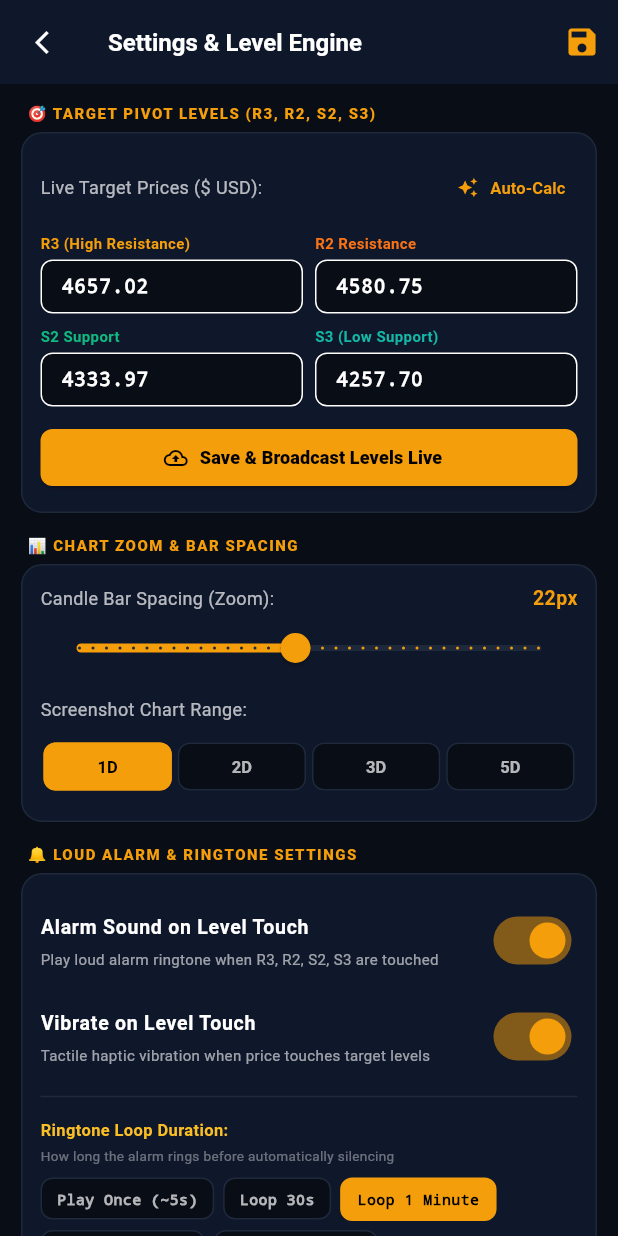
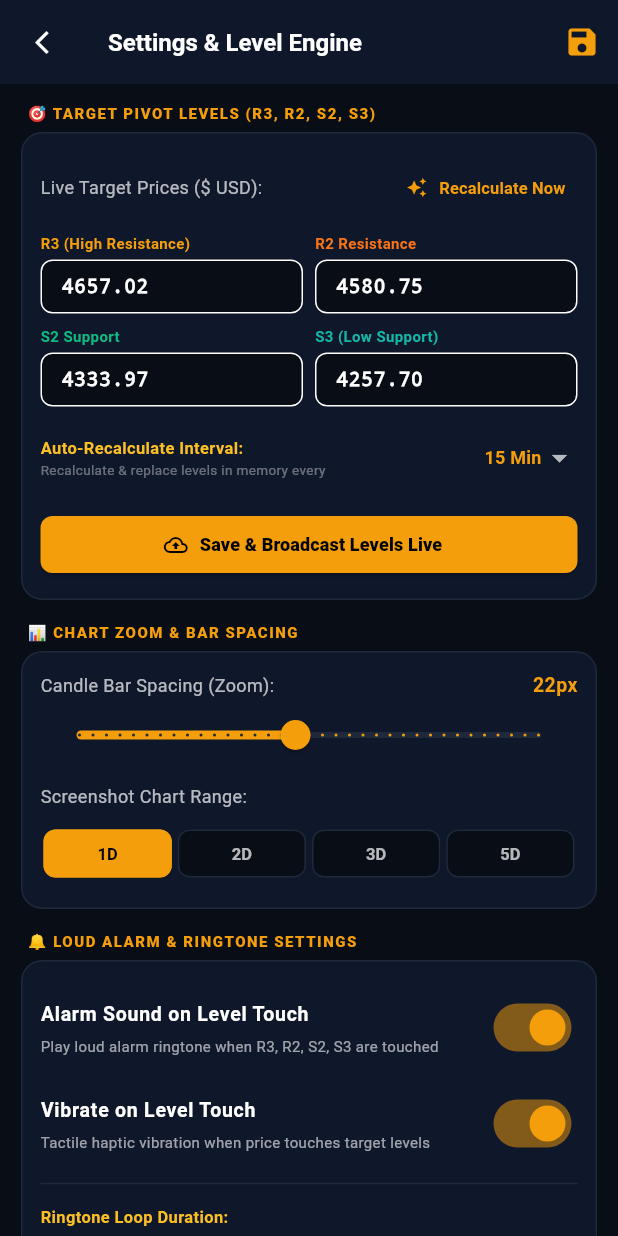
Before and after one commit to Jaspinder-18/gold_mobile_app-, a Flutter app: the screen it shows after launch, scrolled down 251 dp, after a tap on "Auto-Calc", after a tap on the "tune" icon, on a phone screen of 412 x 824 dp. Run offline on Flutter 3.47's test engine with Material 3 defaults, Android fonts, the phone set to English and light mode, and no system bars; our stand-ins replace audioplayers, cached_network_image, flutter_local_notifications, photo_view, shared_preferences, socket_io_client; network calls fail; statements that could not run were skipped.

Commit message:
fix: background notifications permission, audio alarm looping, auto-calc interval, and socket heartbeat

```diff
--- a/lib/models/market_data.dart
+++ b/lib/models/market_data.dart
@@ -57,6 +57,7 @@ class PivotConfig {
   final int barSpacing;
   final bool telegramAlertsEnabled;
   final bool autoCalculatePivot;
+  final int autoCalcIntervalMinutes;
 
   PivotConfig({
     this.r3 = 4657.02,
@@ -70,6 +71,7 @@ class PivotConfig {
     this.barSpacing = 22,
     this.telegramAlertsEnabled = true,
     this.autoCalculatePivot = false,
+    this.autoCalcIntervalMinutes = 15,
   });
 
   factory PivotConfig.fromJson(Map<String, dynamic> json) {
@@ -85,6 +87,7 @@ class PivotConfig {
       barSpacing: (json['barSpacing'] as num?)?.toInt() ?? 22,
       telegramAlertsEnabled: json['telegramAlertsEnabled'] ?? true,
       autoCalculatePivot: json['autoCalculatePivot'] ?? false,
+      autoCalcIntervalMinutes: (json['autoCalcIntervalMinutes'] as num?)?.toInt() ?? 15,
     );
   }
 }
--- a/lib/screens/home_screen.dart
+++ b/lib/screens/home_screen.dart
@@ -435,6 +435,15 @@ class _HomeScreenState extends State<HomeScreen> with SingleTickerProviderStateM
           ),
         ),
         actions: [
+          if (AudioService().isPlaying)
+            IconButton(
+              icon: const Icon(Icons.volume_off, color: Colors.redAccent, size: 22),
+              tooltip: 'Silence Alarm',
+              onPressed: () async {
+                await AudioService().stop();
+                if (mounted) setState(() {});
+              },
+            ),
           IconButton(
             icon: const Icon(Icons.tune, color: Color(0xFFF59E0B), size: 20),
             tooltip: 'Settings',
--- a/lib/screens/settings_screen.dart
+++ b/lib/screens/settings_screen.dart
@@ -28,6 +28,7 @@ class _SettingsScreenState extends State<SettingsScreen> {
   late bool _vibrationEnabled;
   late String _selectedRange;
   late int _barSpacing;
+  late int _autoCalcIntervalMinutes;
   bool _isSaving = false;
 
   @override
@@ -53,6 +54,7 @@ class _SettingsScreenState extends State<SettingsScreen> {
     _vibrationEnabled = _audioService.vibrationEnabled;
     _selectedRange = cfg.chartRange;
     _barSpacing = cfg.barSpacing;
+    _autoCalcIntervalMinutes = cfg.autoCalcIntervalMinutes;
   }
 
   @override
@@ -87,6 +89,8 @@ class _SettingsScreenState extends State<SettingsScreen> {
         'retriggerDistance': retrigger,
         'chartRange': _selectedRange,
         'barSpacing': _barSpacing,
+        'autoCalculatePivot': true,
+        'autoCalcIntervalMinutes': _autoCalcIntervalMinutes,
       });
 
       if (mounted) {
@@ -105,7 +109,28 @@ class _SettingsScreenState extends State<SettingsScreen> {
     }
   }
 
-  void _handleAutoCalc() {
+  void _handleAutoCalc() async {
+    setState(() => _isSaving = true);
+    final ok = await _socketService.autoCalculatePivots();
+    setState(() => _isSaving = false);
+    if (ok) {
+      final cfg = _socketService.currentConfig;
+      setState(() {
+        _r3Controller.text = cfg.r3.toStringAsFixed(2);
+        _r2Controller.text = cfg.r2.toStringAsFixed(2);
+        _s2Controller.text = cfg.s2.toStringAsFixed(2);
+        _s3Controller.text = cfg.s3.toStringAsFixed(2);
+      });
+      if (mounted) {
+        ScaffoldMessenger.of(context).showSnackBar(
+          const SnackBar(
+            backgroundColor: Color(0xFF10B981),
+            content: Text('✨ Authoritative Pivot Levels auto-calculated & replaced!'),
+          ),
+        );
+      }
+    } else {
+      // Local fallback
       final tick = _socketService.currentTick;
       final price = tick?.price ?? 4481.17;
       final h = (tick != null && tick.high > price) ? tick.high : (price + 32.0);
@@ -120,9 +145,12 @@ class _SettingsScreenState extends State<SettingsScreen> {
         _s2Controller.text = (p - 0.618 * range).toStringAsFixed(2);
         _s3Controller.text = (p - 1.000 * range).toStringAsFixed(2);
       });
+      if (mounted) {
         ScaffoldMessenger.of(context).showSnackBar(
-      const SnackBar(content: Text('✨ Auto-calculated Fibonacci levels from live market.')),
+          const SnackBar(content: Text('✨ Calculated Fibonacci levels from live market.')),
         );
+      }
+    }
   }
 
   @override
@@ -170,7 +198,7 @@ class _SettingsScreenState extends State<SettingsScreen> {
                     const Text('Live Target Prices (\$ USD):', style: TextStyle(color: Colors.white70, fontSize: 12)),
                     TextButton.icon(
                       icon: const Icon(Icons.auto_awesome, color: Color(0xFFF59E0B), size: 14),
-                      label: const Text('Auto-Calc', style: TextStyle(color: Color(0xFFF59E0B), fontSize: 11, fontWeight: FontWeight.bold)),
+                      label: const Text('Recalculate Now', style: TextStyle(color: Color(0xFFF59E0B), fontSize: 11, fontWeight: FontWeight.bold)),
                       style: TextButton.styleFrom(padding: const EdgeInsets.symmetric(horizontal: 8, vertical: 2)),
                       onPressed: _handleAutoCalc,
                     ),
@@ -190,6 +218,33 @@ class _SettingsScreenState extends State<SettingsScreen> {
                     Expanded(child: _buildLevelField('S2 Support', _s2Controller, const Color(0xFF10B981))),
                     const SizedBox(width: 8),
                     Expanded(child: _buildLevelField('S3 (Low Support)', _s3Controller, const Color(0xFF14B8A6))),
+                  ],
+                ),
+                const SizedBox(height: 10),
+                // Auto-Calc Periodic Interval Dropdown
+                Row(
+                  mainAxisAlignment: MainAxisAlignment.spaceBetween,
+                  children: [
+                    const Column(
+                      crossAxisAlignment: CrossAxisAlignment.start,
+                      children: [
+                        Text('Auto-Recalculate Interval:', style: TextStyle(color: Color(0xFFFBBF24), fontWeight: FontWeight.bold, fontSize: 11)),
+                        Text('Recalculate & replace levels in memory every', style: TextStyle(color: Colors.white38, fontSize: 9)),
+                      ],
+                    ),
+                    DropdownButton<int>(
+                      value: _autoCalcIntervalMinutes,
+                      dropdownColor: const Color(0xFF0F172A),
+                      underline: const SizedBox(),
+                      items: const [
+                        DropdownMenuItem(value: 15, child: Text('15 Min', style: TextStyle(color: Color(0xFFF59E0B), fontWeight: FontWeight.bold, fontSize: 12))),
+                        DropdownMenuItem(value: 30, child: Text('30 Min', style: TextStyle(color: Color(0xFFF59E0B), fontWeight: FontWeight.bold, fontSize: 12))),
+                        DropdownMenuItem(value: 60, child: Text('60 Min', style: TextStyle(color: Color(0xFFF59E0B), fontWeight: FontWeight.bold, fontSize: 12))),
+                      ],
+                      onChanged: (v) {
+                        if (v != null) setState(() => _autoCalcIntervalMinutes = v);
+                      },
+                    ),
                   ],
                 ),
                 const SizedBox(height: 10),
--- a/lib/services/audio_service.dart
+++ b/lib/services/audio_service.dart
@@ -65,7 +65,37 @@ class AudioService {
     _volume = prefs.getDouble('alert_volume') ?? 1.0;
     _soundEnabled = prefs.getBool('alert_sound_enabled') ?? true;
     _vibrationEnabled = prefs.getBool('alert_vibration_enabled') ?? true;
+
+    // Configure AudioContext for loud alarm playback even when screen is locked/backgrounded
+    try {
+      await _player.setAudioContext(
+        AudioContext(
+          android: AudioContextAndroid(
+            isSpeakerphoneOn: true,
+            stayAwake: true,
+            contentType: AndroidContentType.sonification,
+            usageType: AndroidUsageType.alarm,
+            audioFocus: AndroidAudioFocus.gainTransientExclusive,
+          ),
+          iOS: AudioContextIOS(
+            category: AVAudioSessionCategory.playback,
+            options: const {
+              AVAudioSessionOptions.defaultToSpeaker,
+              AVAudioSessionOptions.duckOthers,
+            },
+          ),
+        ),
+      );
+    } catch (_) {}
+
     await _player.setVolume(_volume);
+
+    // Reliable looping fallback: automatically restart sound if loop mode is active
+    _player.onPlayerComplete.listen((_) {
+      if (_isPlaying && _loopMode != RingtoneLoopMode.playOnce) {
+        _player.play(AssetSource('sounds/${_currentSound.fileName}'));
+      }
+    });
   }
 
   Future<void> setSound(AlertSound sound) async {
--- a/lib/services/notification_service.dart
+++ b/lib/services/notification_service.dart
@@ -35,10 +35,13 @@ class NotificationService {
       enableVibration: true,
     );
 
-    await _notificationsPlugin
-        .resolvePlatformSpecificImplementation<
-            AndroidFlutterLocalNotificationsPlugin>()
-        ?.createNotificationChannel(androidChannel);
+    // Request Notification Permissions on Android 13+ (API 33+)
+    final androidImpl = _notificationsPlugin.resolvePlatformSpecificImplementation<
+        AndroidFlutterLocalNotificationsPlugin>();
+    if (androidImpl != null) {
+      await androidImpl.requestNotificationsPermission();
+      await androidImpl.createNotificationChannel(androidChannel);
+    }
   }
 
   Future<void> showAlertNotification(AlertEvent event) async {
```
Also changed, not shown: lib/services/socket_service.dart (+25 -2 lines). Lines whose indentation alone changed are shown as unchanged.
